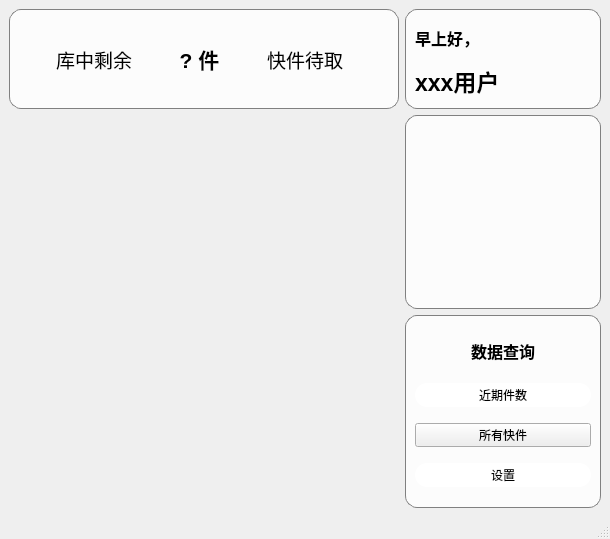
The window that VisualWindows/mainWindows/MenuForCustomer.ui (actredphos2017/ExpressManagementSystem) describes before a commit, drawn with Qt 5.
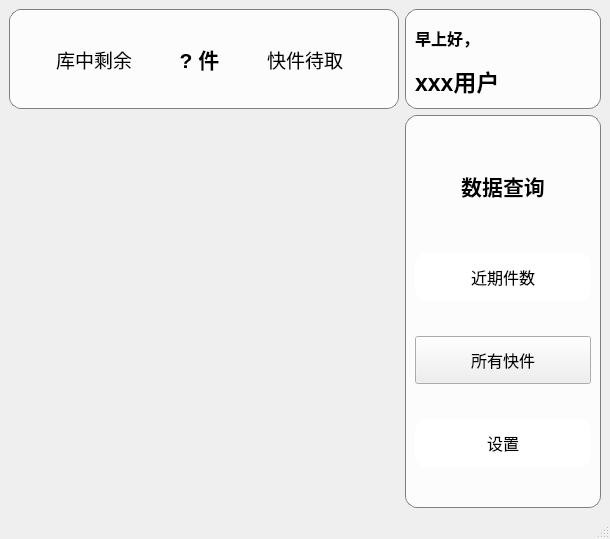
The same window after the commit.

```diff
--- a/VisualWindows/mainWindows/MenuForCustomer.ui
+++ b/VisualWindows/mainWindows/MenuForCustomer.ui
@@ -225,20 +225,6 @@
         </layout>
        </widget>
       </item>
-      <item>
-       <widget class="QGroupBox" name="infoGroupBox">
-        <property name="styleSheet">
-         <string notr="true">QGroupBox{
-	background-color: rgba(255, 255, 255, 200);
-	border-radius: 12px;
-	border: 1px solid gray;
-}</string>
-        </property>
-        <property name="title">
-         <string/>
-        </property>
-       </widget>
-      </item>
       <item>
        <widget class="QGroupBox" name="btnGroupBox">
         <property name="styleSheet">
@@ -257,18 +243,18 @@
            <property name="minimumSize">
             <size>
              <width>0</width>
-             <height>32</height>
+             <height>64</height>
             </size>
            </property>
            <property name="maximumSize">
             <size>
              <width>16777215</width>
-             <height>32</height>
+             <height>64</height>
             </size>
            </property>
            <property name="font">
             <font>
-             <pointsize>12</pointsize>
+             <pointsize>16</pointsize>
              <bold>true</bold>
             </font>
            </property>
@@ -285,15 +271,20 @@
            <property name="minimumSize">
             <size>
              <width>0</width>
-             <height>24</height>
+             <height>48</height>
             </size>
            </property>
            <property name="maximumSize">
             <size>
              <width>16777215</width>
-             <height>24</height>
+             <height>48</height>
             </size>
            </property>
+           <property name="font">
+            <font>
+             <pointsize>12</pointsize>
+            </font>
+           </property>
            <property name="styleSheet">
             <string notr="true">QPushButton{
 	border-radius: 12px;
@@ -320,15 +311,20 @@
            <property name="minimumSize">
             <size>
              <width>0</width>
-             <height>24</height>
+             <height>48</height>
             </size>
            </property>
            <property name="maximumSize">
             <size>
              <width>16777215</width>
-             <height>24</height>
+             <height>48</height>
             </size>
            </property>
+           <property name="font">
+            <font>
+             <pointsize>12</pointsize>
+            </font>
+           </property>
            <property name="styleSheet">
             <string notr="true">QPushButton{
 	border-radius: 12px;
@@ -355,15 +351,20 @@
            <property name="minimumSize">
             <size>
              <width>0</width>
-             <height>24</height>
+             <height>48</height>
             </size>
            </property>
            <property name="maximumSize">
             <size>
              <width>16777215</width>
-             <height>24</height>
+             <height>48</height>
             </size>
            </property>
+           <property name="font">
+            <font>
+             <pointsize>12</pointsize>
+            </font>
+           </property>
            <property name="styleSheet">
             <string notr="true">QPushButton{
 	border-radius: 12px;
```
